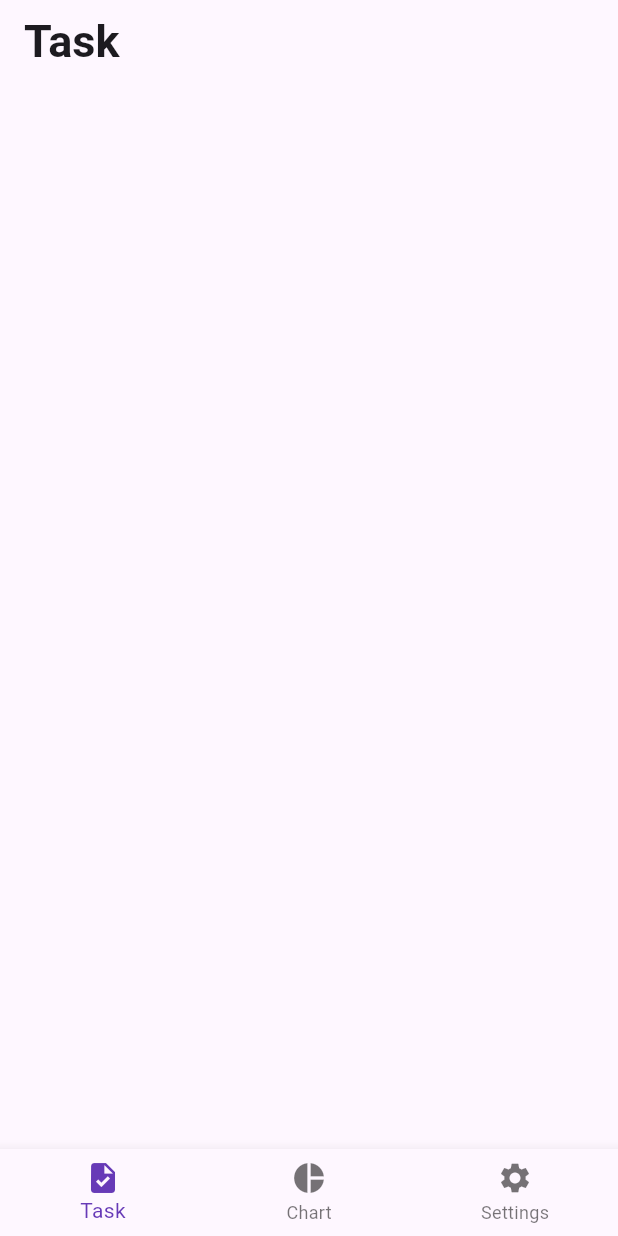
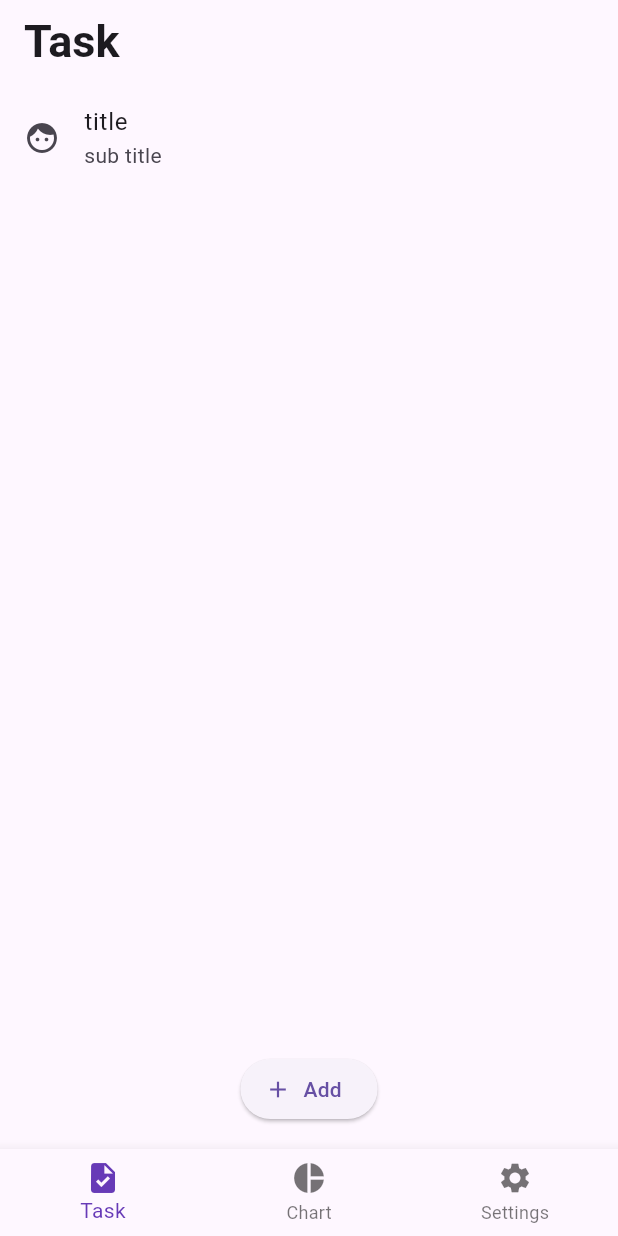
Before and after one commit to liulichen0603/daily-completion, a Flutter app: the screen it shows after launch, on a phone screen of 412 x 824 dp. Run offline on Flutter 3.47's test engine with Material 3 defaults, Android fonts, the light colour scheme and no system bars.

Commit message:
update impl for task tab

```diff
--- a/lib/main.dart
+++ b/lib/main.dart
@@ -9,7 +9,7 @@ void main() {
 }
 
 class MainApp extends StatelessWidget {
-  const MainApp({super.key});
+  const MainApp({Key? key}) : super(key: key);
 
   @override
   Widget build(BuildContext context) {
@@ -20,7 +20,7 @@ class MainApp extends StatelessWidget {
 }
 
 class HomePage extends StatefulWidget {
-  const HomePage({super.key});
+  const HomePage({Key? key}) : super(key: key);
 
   @override
   State<HomePage> createState() => _HomePageState();
@@ -30,11 +30,22 @@ class _HomePageState extends State<HomePage> {
   int _selectedIndex = 0;
   static const TextStyle optionStyle =
       TextStyle(fontSize: 30, fontWeight: FontWeight.bold);
-  static const List<Widget> _widgetOptions = <Widget>[
-    TaskTab(),
+
+  static final List<Widget> _widgetOptions = <Widget>[
+    TaskTab(
+        taskList: List.generate(
+      100,
+      (index) => TaskInfo(
+        id: index + 1,
+        completed: false,
+        title: 'Task ${index + 1}',
+        description: 'Description for Task ${index + 1}',
+      ),
+    )),
     ChartTab(),
     SettingsTab(),
   ];
+
   static const List<Widget> _titleOptions = <Widget>[
     Text(
       'Task',
@@ -58,6 +69,16 @@ class _HomePageState extends State<HomePage> {
 
   @override
   Widget build(BuildContext context) {
+    final List<TaskInfo> taskListForTest = List.generate(
+      5,
+      (index) => TaskInfo(
+        id: index + 1,
+        completed: false,
+        title: 'Task ${index + 1}',
+        description: 'Description for Task ${index + 1}',
+      ),
+    );
+
     return Scaffold(
       appBar: AppBar(
         title: _titleOptions.elementAt(_selectedIndex),
--- a/lib/task_tab.dart
+++ b/lib/task_tab.dart
@@ -1,16 +1,62 @@
+import 'package:flutter/foundation.dart';
 import 'package:flutter/material.dart';
 
 class TaskTab extends StatefulWidget {
-  const TaskTab({super.key});
+  const TaskTab({Key? key, required this.taskList}) : super(key: key);
+
+  final List<TaskInfo> taskList;
 
   @override
   State<TaskTab> createState() => _TaskTabState();
 }
 
+class TaskInfo {
+  int id;
+  bool completed;
+  String title;
+  String description;
+
+  TaskInfo({
+    required this.id,
+    required this.completed,
+    required this.title,
+    required this.description,
+  });
+}
+
 class _TaskTabState extends State<TaskTab> {
   @override
   Widget build(BuildContext context) {
-    return Container();
+    return Column(
+      children: <Widget>[
+        const Column(
+          children: [
+            ListTile(
+              leading: Icon(Icons.face),
+              title: Text('title'),
+              subtitle: Text('sub title'),
+            ),
+          ],
+        ),
+        Expanded(
+          child: Align(
+            alignment: Alignment.bottomCenter,
+            child: Padding(
+              padding: const EdgeInsets.all(16.0),
+              child: ElevatedButton.icon(
+                onPressed: () {
+                  if (kDebugMode) {
+                    print('object');
+                  }
+                },
+                icon: const Icon(Icons.add),
+                label: const Text('Add'),
+              ),
+            ),
+          ),
+        ),
+      ],
+    );
   }
 }
 
```
